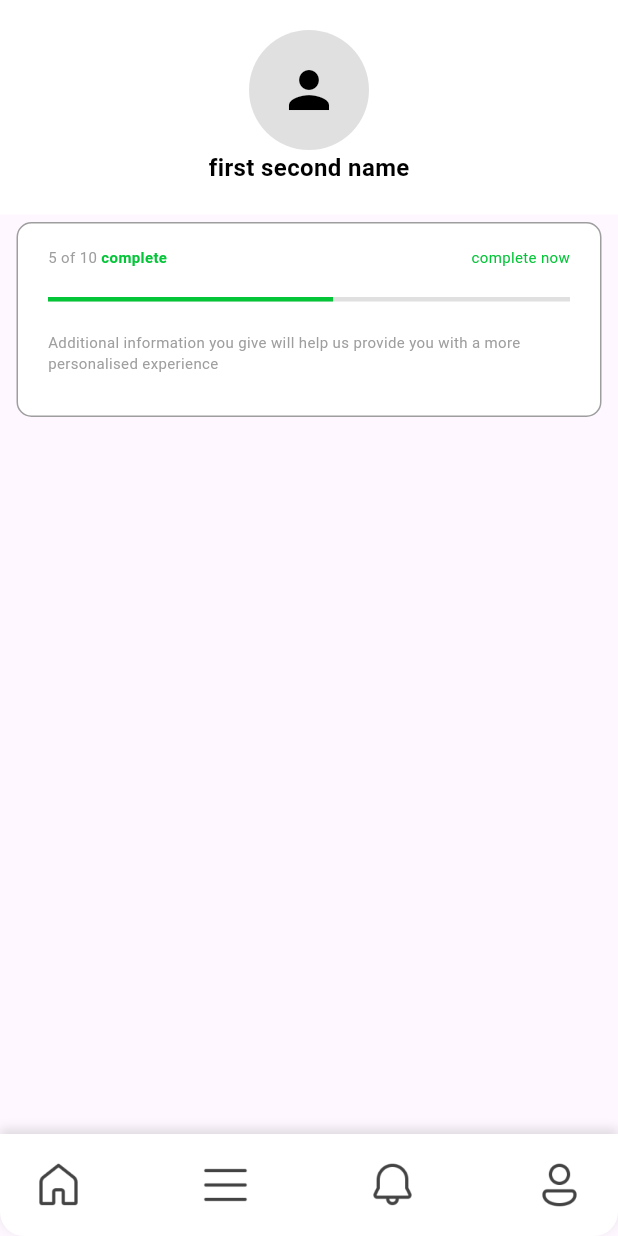
After one commit to ProjectZ10nX/SLTaxi, a Flutter app: the AccountScreen screen opened directly, on a phone screen of 412 x 824 dp. The commit adds this screen. Run offline on Flutter 3.47's test engine with Material 3 defaults, Android fonts, the phone set to English and light mode, and no system bars.

Commit message:
account screen started

```diff
--- a/lib/main.dart
+++ b/lib/main.dart
@@ -1,5 +1,4 @@
 import 'package:flutter/material.dart';
-import 'package:mrdrop/screens/languageSelection.dart';
 import 'package:mrdrop/screens/home_screen.dart';
 
 void main() {
--- /dev/null
+++ b/lib/screens/account_screen.dart
@@ -0,0 +1,30 @@
+import 'package:flutter/material.dart';
+import 'package:mrdrop/widgets/cutom_bottom_navbar.dart';
+import 'package:mrdrop/widgets/user_profile_section.dart';
+import 'package:mrdrop/widgets/user_progress_card.dart';
+
+class AccountScreen extends StatefulWidget {
+  const AccountScreen({super.key});
+
+  @override
+  State<AccountScreen> createState() => _AccountScreenState();
+}
+
+class _AccountScreenState extends State<AccountScreen> {
+  @override
+  Widget build(BuildContext context) {
+    return const Scaffold(
+      body: SingleChildScrollView(
+        child: Column(
+          crossAxisAlignment: CrossAxisAlignment.start,
+          children: [
+            UserProfileSection(),
+            SizedBox(height: 5),
+            UserProgressCard(),
+          ],
+        ),
+      ),
+      bottomNavigationBar: CustomBottomNavBar(),
+    );
+  }
+}
--- a/lib/widgets/custom_card_widget2.dart
+++ b/lib/widgets/custom_card_widget2.dart
@@ -1,7 +1,7 @@
 import 'package:flutter/material.dart';
 
 class CustomCardWidget2 extends StatelessWidget {
-  const CustomCardWidget2({Key? key}) : super(key: key);
+  const CustomCardWidget2({super.key});
 
   @override
   Widget build(BuildContext context) {
--- a/lib/widgets/cutom_bottom_navbar.dart
+++ b/lib/widgets/cutom_bottom_navbar.dart
@@ -1,4 +1,5 @@
 import 'package:flutter/material.dart';
+import 'package:mrdrop/screens/account_screen.dart';
 
 class CustomBottomNavBar extends StatelessWidget {
   // ignore: use_super_parameters
@@ -53,7 +54,13 @@ class CustomBottomNavBar extends StatelessWidget {
               ),
             ),
             GestureDetector(
-              onTap: () {},
+              onTap: () {
+                Navigator.push(
+                  context,
+                  MaterialPageRoute(
+                      builder: (context) => const AccountScreen()),
+                );
+              },
               child: Image.asset(
                 'assets/Account.png',
                 width: 34,
--- /dev/null
+++ b/lib/widgets/user_profile_section.dart
@@ -0,0 +1,51 @@
+import 'package:flutter/material.dart';
+
+class UserProfileSection extends StatefulWidget {
+  const UserProfileSection({super.key});
+
+  @override
+  State<UserProfileSection> createState() => _UserProfileSectionState();
+}
+
+class _UserProfileSectionState extends State<UserProfileSection> {
+  @override
+  Widget build(BuildContext context) {
+    return Container(
+      padding: const EdgeInsets.symmetric(
+        horizontal: 20.0,
+        vertical: 20.0,
+      ),
+      decoration: const BoxDecoration(
+        color: Colors.white,
+      ),
+      child: Column(
+        children: [
+          CircleAvatar(
+            radius: 40,
+            backgroundColor: Colors.grey[300],
+            child: const Icon(
+              Icons.person,
+              size: 40,
+              color: Colors.black,
+            ),
+          ),
+          const SizedBox(width: 15),
+          const Row(
+            mainAxisAlignment: MainAxisAlignment.center,
+            crossAxisAlignment: CrossAxisAlignment.center,
+            children: [
+              Text(
+                'first second name',
+                style: TextStyle(
+                  fontSize: 16,
+                  fontWeight: FontWeight.w700,
+                  color: Colors.black,
+                ),
+              )
+            ],
+          )
+        ],
+      ),
+    );
+  }
+}
--- /dev/null
+++ b/lib/widgets/user_progress_card.dart
@@ -0,0 +1,99 @@
+import 'package:flutter/material.dart';
+
+class UserProgressCard extends StatefulWidget {
+  const UserProgressCard({super.key});
+
+  @override
+  State<UserProgressCard> createState() => _UserProgressCardState();
+}
+
+class _UserProgressCardState extends State<UserProgressCard> {
+  @override
+  Widget build(BuildContext context) {
+    return Center(
+      // Centers the container in its parent widget
+      child: Container(
+        width: 390,
+        height: 130,
+        padding: const EdgeInsets.symmetric(
+          horizontal: 20.0,
+          vertical: 15.0,
+        ),
+        decoration: BoxDecoration(
+          color: Colors.white,
+          borderRadius: BorderRadius.circular(10),
+          border: Border.all(
+            color: Colors.grey, // Gray outline
+            width: 1,
+          ),
+        ),
+        child: Column(
+          crossAxisAlignment:
+              CrossAxisAlignment.start, // Aligns children to the start
+          children: [
+            const Row(
+              mainAxisAlignment: MainAxisAlignment
+                  .spaceBetween, // Places 'complete now' at the end
+              children: [
+                Row(
+                  children: [
+                    Text(
+                      '5 of 10 ',
+                      style: TextStyle(
+                        fontSize: 10,
+                        color: Colors.grey,
+                      ),
+                    ),
+                    Text(
+                      'complete',
+                      style: TextStyle(
+                        fontSize: 10,
+                        color: Color.fromRGBO(4, 197, 56, 1),
+                        fontWeight: FontWeight.bold,
+                      ),
+                    ),
+                  ],
+                ),
+                Text(
+                  'complete now',
+                  style: TextStyle(
+                    fontSize: 10,
+                    color: Color.fromRGBO(4, 197, 56, 1),
+                  ),
+                ),
+              ],
+            ),
+            const SizedBox(height: 20), // Adds spacing before the progress bar
+            Container(
+              width: 380, // Specifies the width of the progress bar
+              height: 3, // Sets the height of the progress bar
+              decoration: BoxDecoration(
+                color:
+                    Colors.grey[300], // Background color for the progress bar
+              ),
+              child: Align(
+                alignment: Alignment.centerLeft,
+                child: Container(
+                  width: 190, // Represents 50% progress (half of 198px)
+                  height: 3,
+                  color:
+                      const Color.fromRGBO(4, 197, 56, 1), // Progress bar color
+                ),
+              ),
+            ),
+            const SizedBox(
+                height: 20), // Adds spacing before the additional text
+            const Text(
+              'Additional information you give will help us provide you with a more personalised experience',
+              style: TextStyle(
+                fontSize: 10,
+                fontWeight: FontWeight.w400,
+                color: Colors.grey,
+              ),
+            ),
+          ],
+        ),
+      ),
+    );
+  }
+}
```
